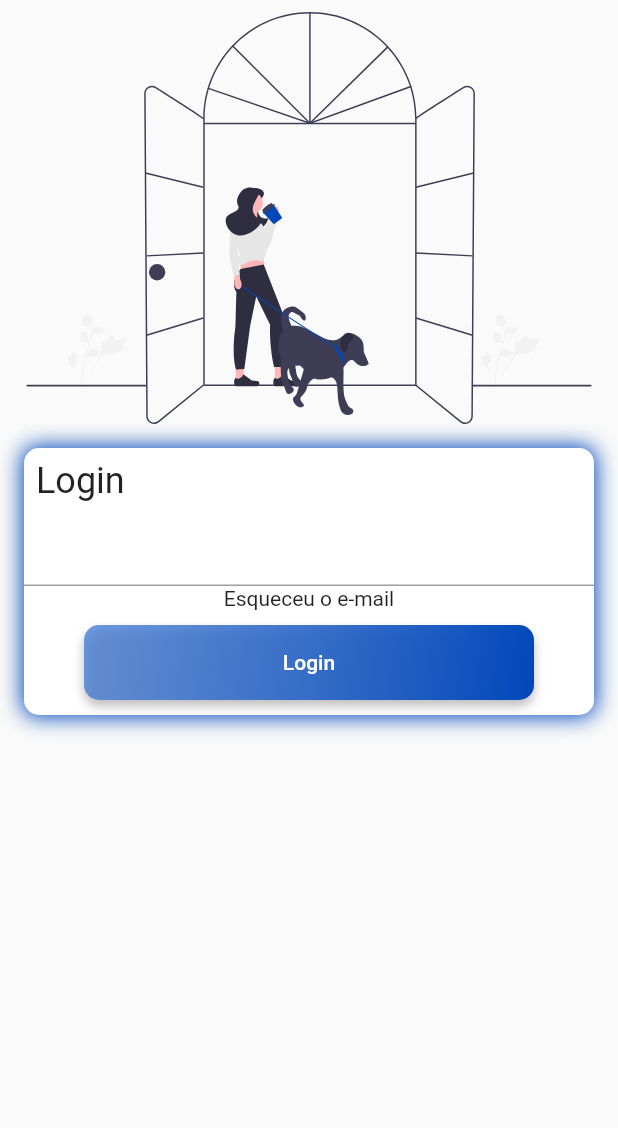
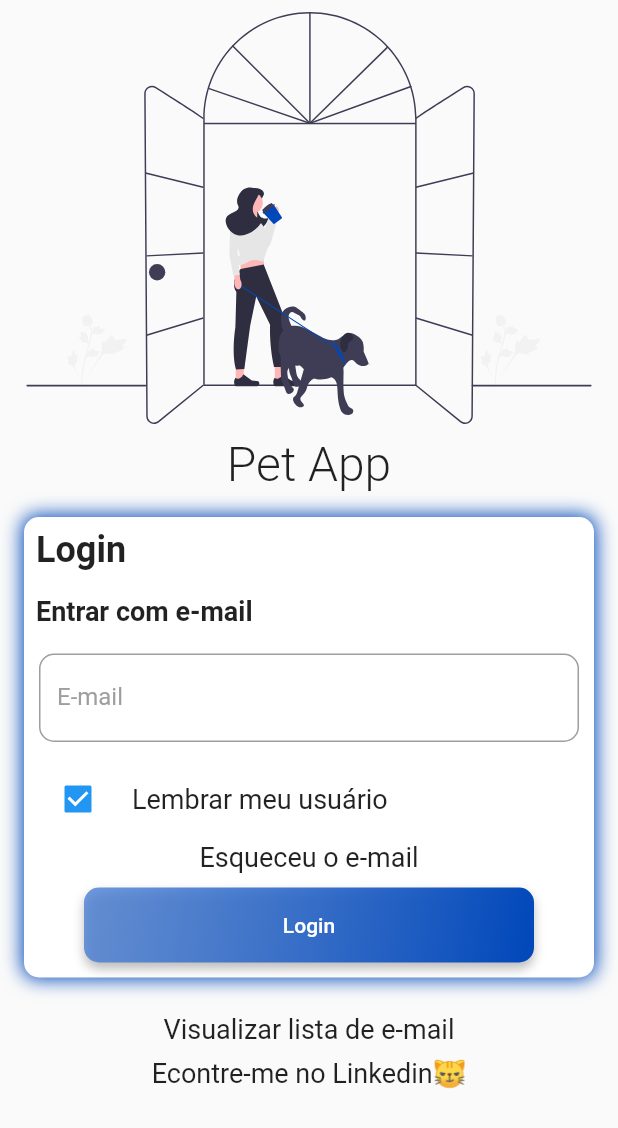
Before and after one commit to marcosgianetti/PetsApp, a Flutter app: the screen it shows after launch, on a phone screen of 412 x 824 dp. Shown: the top 1128 px of the screen. Run offline on Flutter 3.47's test engine with Material 2 defaults, Android fonts, the light colour scheme and no system bars; our stand-ins replace flutter_mobx, flutter_svg, fluttertoast, material_design_icons_flutter, mobx; generated files the repository leaves out were written again; Roboto replaces fonts that are missing (Regular).

Commit message:
Finalização ui login

```diff
--- a/pets_app/lib/ui/pages/login/components/components.dart
+++ b/pets_app/lib/ui/pages/login/components/components.dart
@@ -1,2 +1,4 @@
 export './button_gradient.dart';
 export 'login_title.dart';
+export './button_gradient.dart';
+export './pet_text_form_field.dart';
--- a/pets_app/lib/ui/pages/login/components/login_title.dart
+++ b/pets_app/lib/ui/pages/login/components/login_title.dart
@@ -1,23 +1,28 @@
 import 'package:flutter/cupertino.dart';
 import 'package:flutter/material.dart';
 
-class LoginTitle extends StatelessWidget {
-  const LoginTitle({
+class PetText extends StatelessWidget {
+  const PetText(
+    this.title, {
     Key? key,
-    required this.title,
     this.font = "Regular",
     this.size = 18,
+    this.fontWeight,
   }) : super(key: key);
   final String title;
   final dynamic font;
   final double size;
+  final FontWeight? fontWeight;
   @override
   Widget build(BuildContext context) {
-    return Text(title,
-        overflow: TextOverflow.ellipsis,
-        style: TextStyle(
-          fontFamily: font,
-          fontSize: size,
-        ));
+    return Text(
+      title,
+      overflow: TextOverflow.ellipsis,
+      style: TextStyle(
+        fontFamily: font,
+        fontSize: size,
+        fontWeight: fontWeight,
+      ),
+    );
   }
 }
--- /dev/null
+++ b/pets_app/lib/ui/pages/login/components/pet_text_form_field.dart
@@ -0,0 +1,54 @@
+import 'package:flutter/material.dart';
+
+class PetTextFormField extends StatelessWidget {
+  const PetTextFormField({
+    Key? key,
+    required this.hintText,
+    required this.controller,
+    this.keyboardType,
+    this.errorText,
+    this.onChanged,
+    this.onFieldSubmitted,
+  }) : super(key: key);
+
+  final String hintText;
+  final TextEditingController controller;
+  final TextInputType? keyboardType;
+  final String? errorText;
+  final Function(String)? onChanged;
+  final Function(String)? onFieldSubmitted;
+  @override
+  Widget build(BuildContext context) {
+    return Padding(
+        padding: const EdgeInsets.all(10.0),
+        child: TextFormField(
+          controller: controller,
+          keyboardType: keyboardType,
+          style: const TextStyle(
+            color: Colors.black,
+            decorationColor: Colors.black,
+          ),
+          onChanged: onChanged,
+          onFieldSubmitted: onFieldSubmitted,
+          decoration: InputDecoration(
+            filled: true,
+            fillColor: Colors.white,
+            enabledBorder: _borderColor(),
+            disabledBorder: _borderColor(),
+            errorText: errorText,
+            border: const OutlineInputBorder(borderRadius: BorderRadius.all(Radius.circular(10.0))),
+            labelText: hintText,
+            labelStyle: const TextStyle(color: Colors.grey),
+          ),
+        ));
+  }
+}
+
+_borderColor({Color color = Colors.grey}) {
+  return OutlineInputBorder(
+    borderRadius: BorderRadius.circular(10.0),
+    borderSide: BorderSide(
+      color: color,
+    ),
+  );
+}
--- a/pets_app/lib/ui/pages/login/login_screen.dart
+++ b/pets_app/lib/ui/pages/login/login_screen.dart
@@ -1,7 +1,7 @@
 import 'package:flutter/material.dart';
-import 'package:pets_app/ui/components/compnents.dart';
-import 'package:pets_app/ui/pages/login/components/button_gradient.dart';
-import 'package:pets_app/ui/pages/login/components/login_title.dart';
+
+import '../../components/compnents.dart';
+import 'components/components.dart';
 
 class LoginScreen extends StatelessWidget {
   const LoginScreen({Key? key}) : super(key: key);
@@ -17,7 +17,9 @@ class LoginScreen extends StatelessWidget {
                 context,
                 height: MediaQuery.of(context).size.height / 3,
                 svgPath: "lib/assets/svg/everyday_life.svg",
+                margin: EdgeInsets.all(8),
               ),
+              const PetText('Pet App', size: 32, fontWeight: FontWeight.w300),
               Container(
                 margin: const EdgeInsets.all(16),
                 decoration: const BoxDecoration(
@@ -27,29 +29,51 @@ class LoginScreen extends StatelessWidget {
                     BoxShadow(
                       color: Color.fromARGB(255, 0, 71, 186),
                       spreadRadius: 1,
-                      blurRadius: 12,
+                      blurRadius: 10,
                     ),
                   ],
                 ),
-                child: Column(children: [
+                child: Column(
+                  children: [
                     Row(
                       crossAxisAlignment: CrossAxisAlignment.start,
                       // ignore: prefer_const_literals_to_create_immutables
                       children: [
                         const Padding(
                           padding: EdgeInsets.all(8.0),
-                        child: LoginTitle(
-                          title: "Login",
+                          child: PetText(
+                            "Login",
                             size: 24,
+                            fontWeight: FontWeight.bold,
                           ),
                         ),
                       ],
                     ),
-                  TextFormField(),
-                  const Text('Esqueceu o e-mail'),
+                    Container(
+                      alignment: Alignment.topLeft,
+                      padding: const EdgeInsets.all(8.0),
+                      child: const PetText("Entrar com e-mail", fontWeight: FontWeight.bold),
+                    ),
+                    PetTextFormField(
+                      controller: TextEditingController(),
+                      hintText: "E-mail",
+                      keyboardType: TextInputType.emailAddress,
+                    ),
+                    CheckboxListTile(
+                      value: true,
+                      onChanged: (value) {},
+                      title: const PetText("Lembrar meu usuário"),
+                      controlAffinity: ListTileControlAffinity.leading,
+                    ),
+                    const PetText('Esqueceu o e-mail'),
                     const ButtonGradient(text: 'Login', width: 300),
-                ]),
+                  ],
                 ),
+              ),
+              SizedBox(height: 8),
+              const PetText('Visualizar lista de e-mail'),
+              SizedBox(height: 8),
+              const PetText('Econtre-me no Linkedin😼'),
             ],
           ),
         ),
```
Also changed, not shown: 1 other file. Lines whose indentation alone changed are shown as unchanged.
